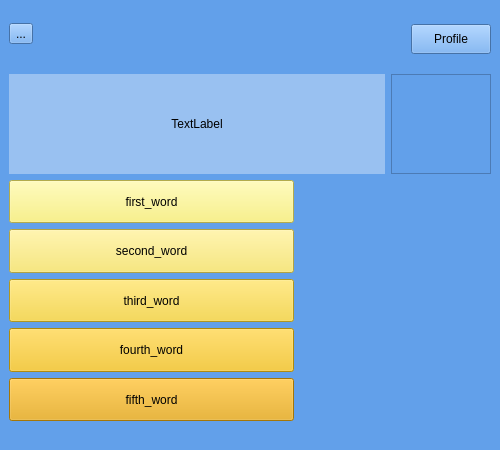
The window that PyQt_files/translate.ui (C9RRY/LIngLab) describes before a commit, drawn with Qt 5.
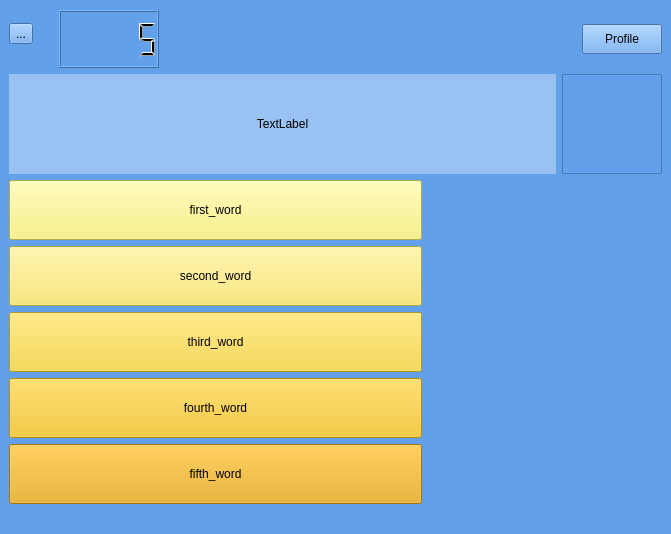
The same window after the commit.

Diff of the .ui file:
```diff
--- a/PyQt_files/translate.ui
+++ b/PyQt_files/translate.ui
@@ -6,8 +6,8 @@
    <rect>
     <x>0</x>
     <y>0</y>
-    <width>500</width>
-    <height>450</height>
+    <width>671</width>
+    <height>534</height>
    </rect>
   </property>
   <property name="windowTitle">
@@ -223,7 +223,23 @@
       <property name="topMargin">
        <number>1</number>
       </property>
-      <item row="1" column="2">
+      <item row="2" column="2">
+       <spacer name="horizontalSpacer_2">
+        <property name="orientation">
+         <enum>Qt::Horizontal</enum>
+        </property>
+        <property name="sizeType">
+         <enum>QSizePolicy::MinimumExpanding</enum>
+        </property>
+        <property name="sizeHint" stdset="0">
+         <size>
+          <width>40</width>
+          <height>20</height>
+         </size>
+        </property>
+       </spacer>
+      </item>
+      <item row="2" column="4">
        <widget class="QPushButton" name="profileOpenButton">
         <property name="sizePolicy">
          <sizepolicy hsizetype="Minimum" vsizetype="Minimum">
@@ -248,23 +264,7 @@
         </property>
        </widget>
       </item>
-      <item row="1" column="1">
-       <spacer name="horizontalSpacer_2">
-        <property name="orientation">
-         <enum>Qt::Horizontal</enum>
-        </property>
-        <property name="sizeType">
-         <enum>QSizePolicy::MinimumExpanding</enum>
-        </property>
-        <property name="sizeHint" stdset="0">
-         <size>
-          <width>40</width>
-          <height>20</height>
-         </size>
-        </property>
-       </spacer>
-      </item>
-      <item row="1" column="0">
+      <item row="2" column="0">
        <spacer name="verticalSpacer_3">
         <property name="orientation">
          <enum>Qt::Vertical</enum>
@@ -280,6 +280,19 @@
         </property>
        </spacer>
       </item>
+      <item row="2" column="1">
+       <widget class="QLCDNumber" name="lcdNumber">
+        <property name="minimumSize">
+         <size>
+          <width>100</width>
+          <height>50</height>
+         </size>
+        </property>
+        <property name="intValue" stdset="0">
+         <number>5</number>
+        </property>
+       </widget>
+      </item>
      </layout>
     </item>
     <item row="1" column="5">
```
